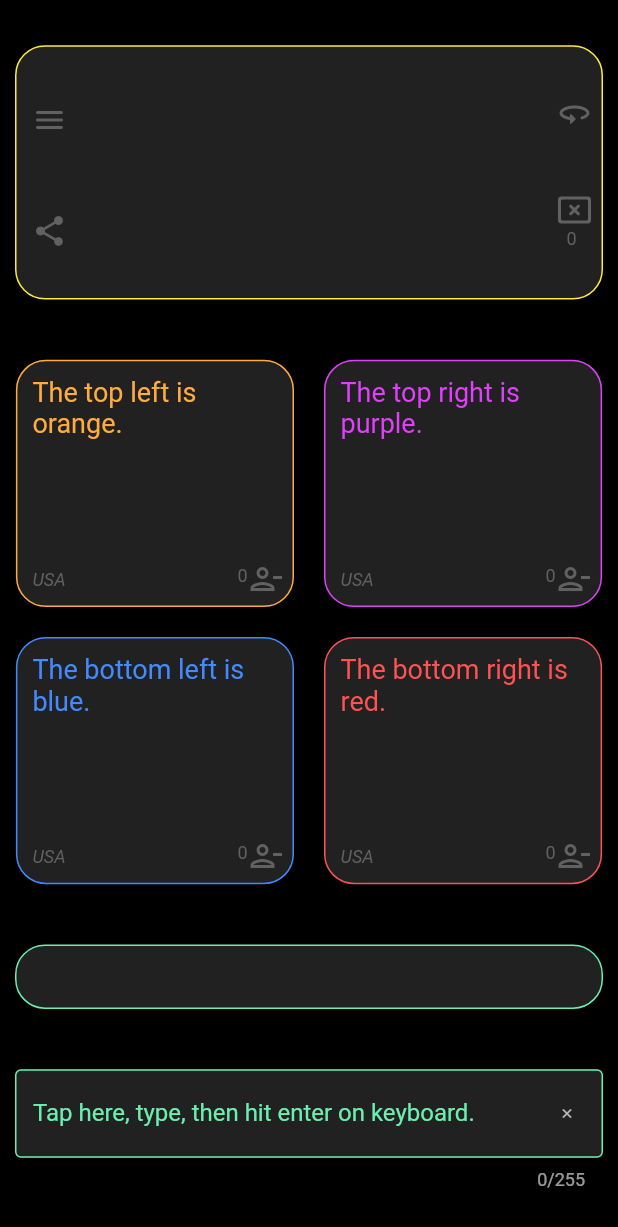
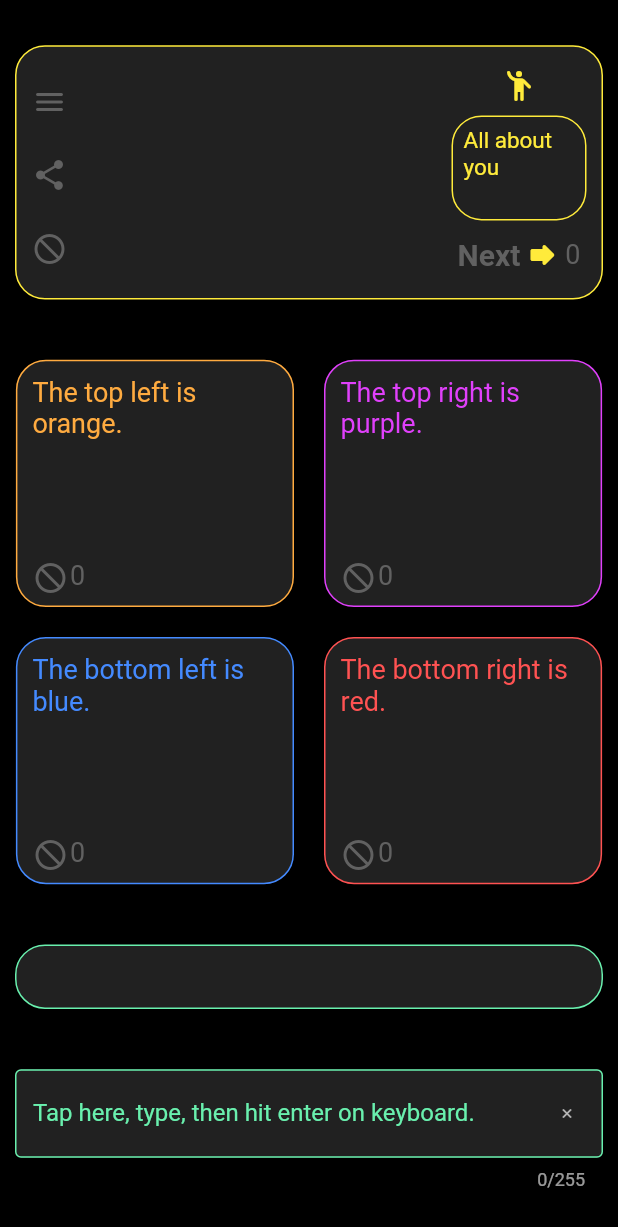
Before and after one commit to cosmobi/dpora, a Flutter app: the screen it shows after launch, after a tap on the "share" icon, on a phone screen of 412 x 824 dp. Shown: the top 1227 px of the screen. Run offline on Flutter 3.47's test engine with Material 2 defaults, Android fonts, the phone set to English and light mode, and no system bars; our stand-ins replace connectivity, firebase_auth, firebase_core, firebase_database, share_plus; accounts and stored records are empty; network calls fail.

Commit message:
Updated UI to include category instructions and next button

```diff
--- a/lib/local_import.dart
+++ b/lib/local_import.dart
@@ -7,7 +7,7 @@ final int totalDebates = 266;
 final int totalGames = 33;
 final int totalJokes = 152;
 final int totalMyths = 59;
-final int totalNews = 1;
+final int totalNews = 4;
 final int totalPassion = 65;
 final int totalPersonal = 757;
 final int totalPonder = 262;
@@ -15,7 +15,7 @@ final int totalProverbs = 394;
 final int totalQuotes = 297;
 final int totalShare = 34;
 final int totalTrivia = 131;
-final int totalStimuli = 2452; // Total Sum
+final int totalStimuli = 2455; // Total Sum
 // *******************************************************
 
 // Generate an UUID
@@ -71,7 +71,10 @@ String categoryChoice;
 
 // Default stimulus text must be empty like this
 // so transitions between reloads are smoother
-String stimText = '';
+String stimulusText = '';
+
+// Displays the category instructions
+String categoryText = '';
 
 // This is updated when user hits Return or Enter on their keyboard
 String submittedText = '';
--- a/lib/main.dart
+++ b/lib/main.dart
@@ -131,7 +131,8 @@ class _DporaAppState extends State<DporaApp> {
           new Map<String, dynamic>.from(snapshot.value);
       var stimulusDetails = Stimulus.fromJson(stimulusMap);
       setState(() {
-        stimText = stimulusDetails.stimulus;
+        stimulusText = stimulusDetails.stimulus;
+        // TODO: categoryText = ?
       });
     });
   }
@@ -234,8 +235,7 @@ class _DporaAppState extends State<DporaApp> {
 
   void randomStimulus() {
     if (categoryChoice == 'ads') {
-      getStimulus(categoryChoice, shareDeck[0]);
-      // TODO: set above to adsDeck[0] once we have ads
+      getStimulus(categoryChoice, adsDeck[0]);
     } else if (categoryChoice == 'debates') {
       getStimulus(categoryChoice, debatesDeck[0]);
     } else if (categoryChoice == 'games') {
@@ -245,8 +245,7 @@ class _DporaAppState extends State<DporaApp> {
     } else if (categoryChoice == 'myths') {
       getStimulus(categoryChoice, mythsDeck[0]);
     } else if (categoryChoice == 'news') {
-      getStimulus(categoryChoice, shareDeck[1]);
-      // TODO: set above to newsDeck[0] once we have news
+      getStimulus(categoryChoice, newsDeck[0]);
     } else if (categoryChoice == 'passion') {
       getStimulus(categoryChoice, passionDeck[0]);
     } else if (categoryChoice == 'personal') {
@@ -264,6 +263,7 @@ class _DporaAppState extends State<DporaApp> {
     } else {
       // This is the default if random choices don't work
       // "What's on your mind?"
+      // It is the same as shareDeck[4] default above
       getStimulus('share', 5);
     }
   }
@@ -550,8 +550,8 @@ Tap the About button above for more info.
       // snackbar notice if no internet connection is found
       rootScaffoldMessengerKey.currentState.showSnackBar(snackBarNoInternet);
       setState(() {
-        stimText =
-            'Are you in Airplane Mode? Please turn on mobile data, WiFi or both.';
+        stimulusText = 'Please turn on mobile data, WiFi or both.';
+        categoryText = 'Are you in Airplane Mode?';
       });
     }
     return Container(
@@ -593,33 +593,43 @@ Tap the About button above for more info.
                   padding: EdgeInsets.zero, // need for alignment
                   tooltip: 'Share Topic',
                   onPressed: () {
-                    Share.share(stimText + ' \nΦ dpora.com', subject: '');
+                    Share.share(stimulusText + ' \nΦ dpora.com', subject: categoryText);
                   },
                 ),
               ),
-              // SizedBox(
-              //   height: 20.0,
-              //   width: 20.0,
-              //   child: IconButton(
-              //     icon: Icon(
-              //       Icons.threesixty_rounded,
-              //       color: iconColor,
-              //     ),
-              //     padding: EdgeInsets.zero, // need for alignment
-              //     tooltip: 'New Group & Topic',
-              //     onPressed: () {
-              //      // maybe just restart app ? maybe using
-              //      //  https://pub.dev/packages/flutter_phoenix
-              //     },
+              // TODO: Add this later, somewhere else
+                // child: IconButton(
+                //   icon: Icon(
+                //     Icons.threesixty_rounded,
+                //     color: iconColor,
                 //   ),
+                //   padding: EdgeInsets.zero, // need for alignment
+                //   tooltip: 'New Group & Topic',
+                //   onPressed: () {}, // maybe just restart app? maybe using
+                //            //  https://pub.dev/packages/flutter_phoenix
                 // ),
+              SizedBox(
+                height: 20.0,
+                width: 20.0,
+                child: IconButton(
+                  icon: Icon(
+                    Icons.not_interested_rounded,
+                    color: iconColor,
+                  ),
+                  padding: EdgeInsets.zero, // need for alignment
+                  tooltip: 'Flag As Inappropriate',
+                  onPressed: () {
+                   // up the flag counter for this stimulus
+                  },
+                ),
+              ),
             ]),
         // Stimulus is displayed here
         Flexible(
           child: SingleChildScrollView(
             padding: EdgeInsets.fromLTRB(15.0, 5.0, 10.0, 5.0),
             child: Text(
-              stimText,
+              stimulusText,
               style: TextStyle(
                 fontSize: textSize,
                 color: Colors.yellow, //yellowAccent is too bright
@@ -632,46 +642,62 @@ Tap the About button above for more info.
             mainAxisSize: MainAxisSize.max,
             mainAxisAlignment: MainAxisAlignment.spaceAround,
             children: [
+              Icon(
+                Icons.emoji_people_rounded,
+                color: Colors.yellow,
+              ),
+              Container(
+                padding: EdgeInsets.all(7.0),
+                decoration: BoxDecoration(
+                border: Border.all(color: Colors.yellow),
+                borderRadius: BorderRadius.all(Radius.circular(20)),
+                color: Colors.grey[900],
+                ),
+                height: 70.0,
+                width: 90.0,
+                child: Text(
+                  'All about you',
+                  style: TextStyle(
+                  // instructions text is 5 points smaller than stimulus text
+                  fontSize: textSize - 5,
+                  color: Colors.yellow, //yellowAccent is too bright
+                  ),
+                ),
+              ),
+              Row(children: [
+                Text(
+                  'Next', // no need for counter here, rather update from DB
+                  style: TextStyle(
+                    fontSize: textSize,
+                    color: iconColor,
+                    //letterSpacing: 1.5,
+                    fontWeight: FontWeight.bold,
+                  ),
+                  textAlign: TextAlign.center,
+                ),
                 SizedBox(
-                height: 20.0,
-                width: 20.0,
+                  height: 30.0,
+                  width: 30.0,
                   child: IconButton(
                     icon: Icon(
-                    Icons.threesixty_rounded,
-                    color: iconColor,
+                      Icons.forward_rounded,
+                      color: Colors.yellow,
                     ),
                     padding: EdgeInsets.zero, // need for alignment
-                  tooltip: 'New Group & Topic',
-                  onPressed: () {}, // maybe just restart app?
-                ),
-              ),
-              Column(children: [
-                SizedBox(
-                  height: 20.0,
-                  width: 20.0,
-                  child: IconButton(
-                    icon: Icon(
-                      Icons.cancel_presentation_rounded,
-                      color: iconColor,
-                    ),
-                    padding: EdgeInsets.zero, // need for alignment
-                    tooltip: 'Same Group, New Topic',
+                    tooltip: 'Next Topic',
                     onPressed: () {
                       // shuffle all decks and therefore show a new stimulus
                       shuffleDecks();
                     },
                   ),
                 ),
-                SizedBox(
-                  height: 4.0, // create some space between
-                ),
                 Text(
                     '0', // no need for counter here, rather update from DB
+                    //
                     style: TextStyle(
-                    fontSize: 12.0,
+                      fontSize: textSize - 2,
                       color: iconColor,
                     ),
-                  textAlign: TextAlign.center,
                   ),
               ]),
             ]),
@@ -802,37 +828,13 @@ Tap the About button above for more info.
               ),
             ),
             Row(
-            mainAxisAlignment: MainAxisAlignment.spaceBetween,
-            crossAxisAlignment: CrossAxisAlignment.end,
               children: [
-              Flexible(
-                child: Text(
-                  'USA',
-                  style: TextStyle(
-                    fontSize: 12,
-                    fontStyle: FontStyle.italic,
-                    color: iconColor,
-                  ),
-                  overflow: TextOverflow.ellipsis, // truncates, not scrollable
-                ),
-              ),
-              Row(
-                children: [
-                  //
-                  Text(
-                    '0', // no need for counter here, rather update from DB
-                    //
-                    style: TextStyle(
-                      fontSize: 12,
-                      color: iconColor,
-                    ),
-                  ),
                 SizedBox(
                   height: 20.0,
                   width: 20.0,
                   child: IconButton(
                     icon: Icon(
-                        Icons.person_remove_outlined,
+                      Icons.not_interested_rounded,
                       color: iconColor,
                     ),
                     padding: EdgeInsets.zero, // need for alignment
@@ -851,9 +853,22 @@ Tap the About button above for more info.
                     },
                   ),
                 ),
+                // spacer box
+                SizedBox(
+                  height: 5.0,
+                  width: 5.0,
+                  ),
+                Text(
+                  '0', // no need for counter here, rather update from DB
+                  //
+                  style: TextStyle(
+                    fontSize: textSize,
+                    color: iconColor,
+                  ),
+                ),
               ],
             ),
-            ]),
+            //]),
       ]),
     );
   }
```
Lines whose indentation alone changed are shown as unchanged.
